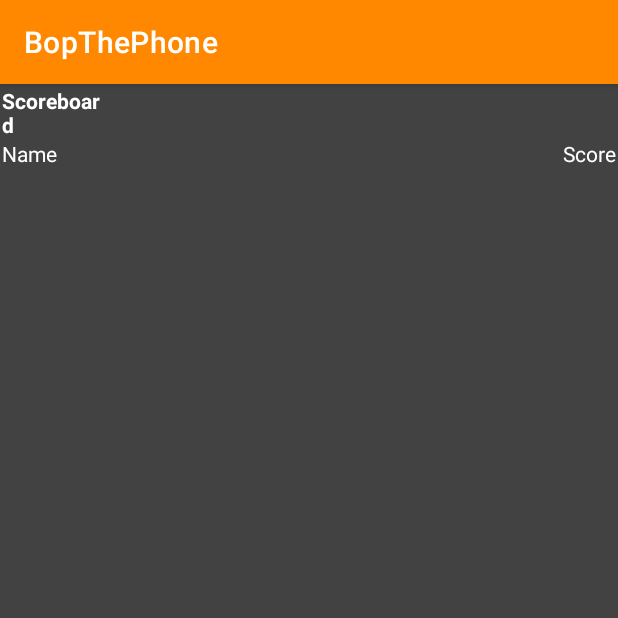
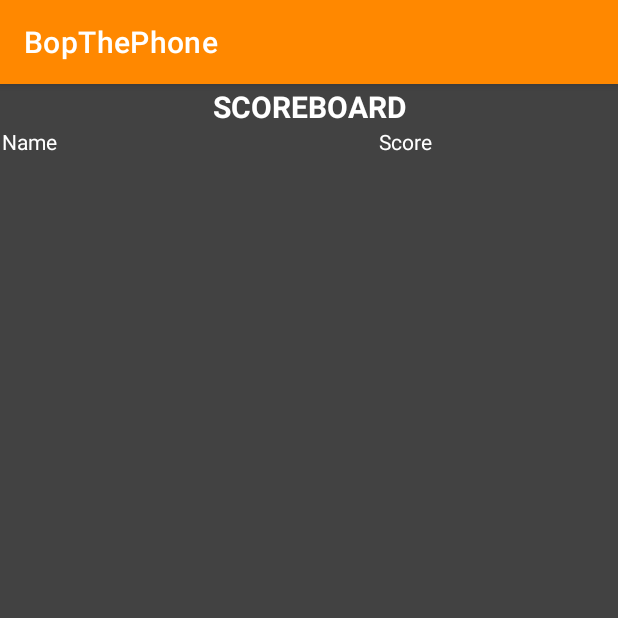
Before and after one commit to ZehOhZwei/BopThePhoneKT, an Android app: the ScoreboardActivity screen opened directly, with no data from a screen before it, on a phone screen of 412 x 824 dp, the top half of it. Run offline under Robolectric (Android 15) with nearby library versions, the phone set to English and light mode, and no system bars.

Commit message:
Scoreboard

```diff
--- a/app/src/main/res/layout/activity_scoreboard.xml
+++ b/app/src/main/res/layout/activity_scoreboard.xml
@@ -24,7 +24,10 @@
                 android:layout_width="fill_parent"
                 android:layout_height="wrap_content"
                 android:text="Scoreboard"
-                android:layout_span="2"
+                android:textSize="20dp"
+                android:textAlignment="center"
+                android:textAllCaps="true"
+                android:layout_weight="1"
                 android:textColor="@color/design_default_color_on_primary"
                 android:textStyle="bold" />
         </TableRow>
@@ -38,6 +41,7 @@
 
             <TextView
                 android:layout_column="1"
+                android:layout_weight="1"
                 android:text="Score"
                 android:textColor="@color/design_default_color_on_primary"/>
         </TableRow>
```
